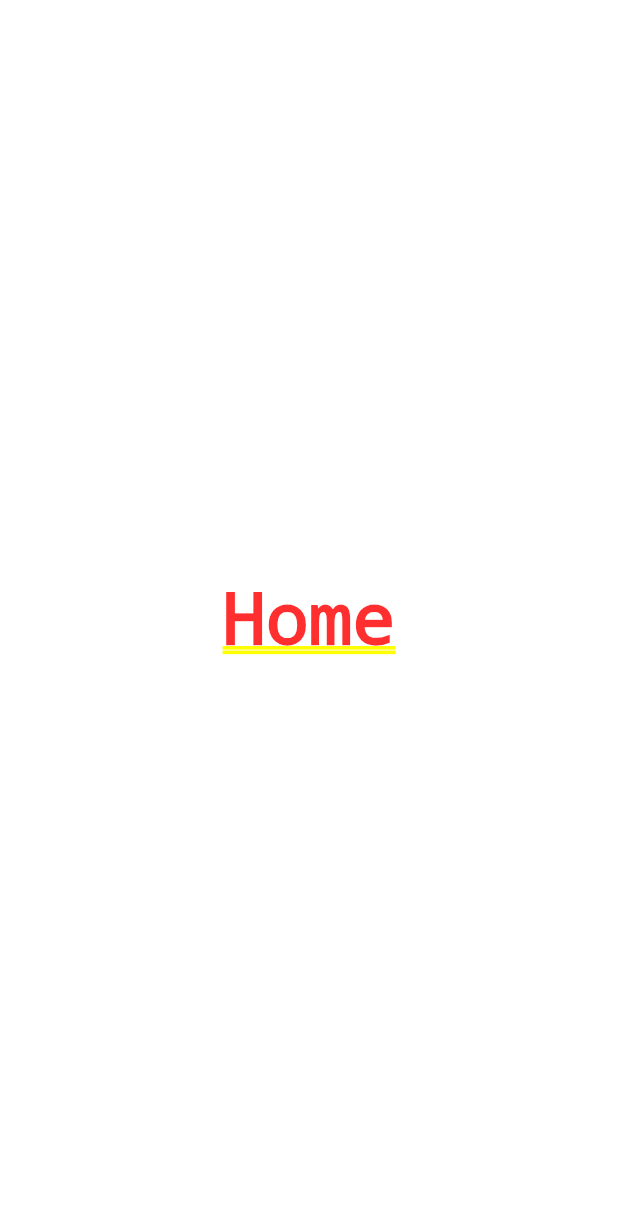
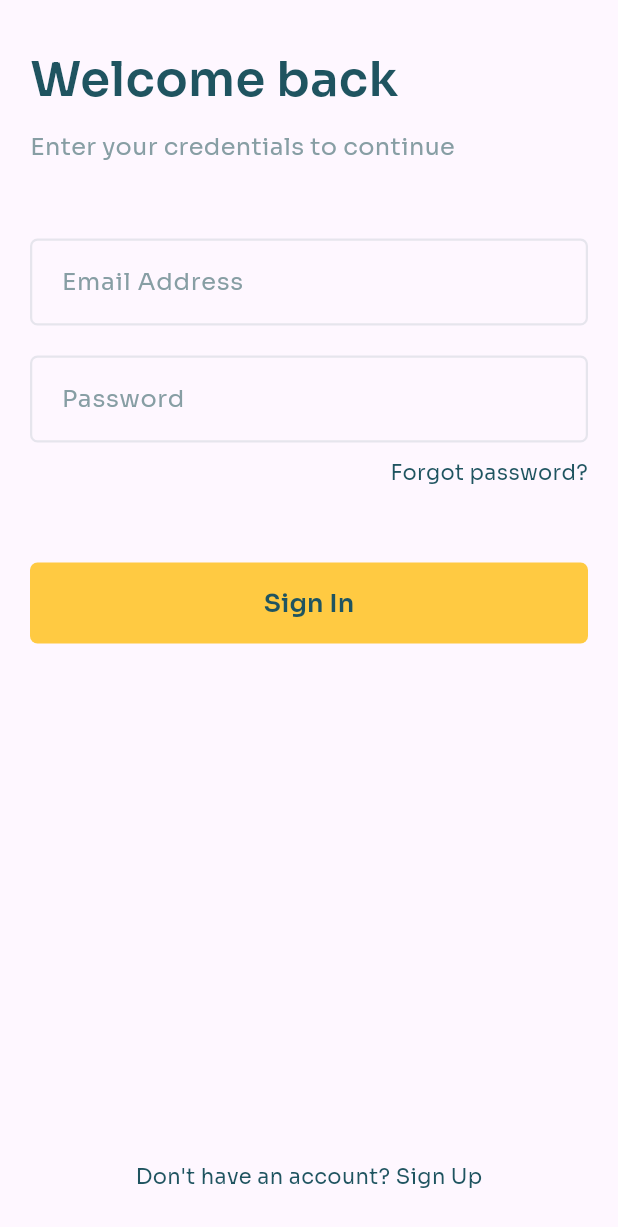
Before and after one commit to mahdi-mk/bazar-flutter, a Flutter app: the screen it shows after launch, on a phone screen of 412 x 824 dp. Shown: the top 1227 px of the screen. Run offline on Flutter 3.47's test engine with Material 3 defaults, Android fonts, the phone set to English and light mode, and no system bars; our stand-ins replace flutter_riverpod, go_router, google_fonts.

Commit message:
Add login screen with reusable widgets

```diff
--- /dev/null
+++ b/lib/src/features/auth/presentation/loging_screen.dart
@@ -0,0 +1,92 @@
+import 'package:flutter/material.dart';
+import 'package:flutter_app/src/theme/settings/colors.dart';
+import 'package:flutter_app/src/theme/settings/text.dart';
+import 'package:flutter_app/src/theme/widgets/buttons/primary_button.dart';
+import 'package:flutter_app/src/theme/widgets/buttons/primary_text_button.dart';
+import 'package:flutter_app/src/theme/widgets/form/primary_text_input.dart';
+import 'package:google_fonts/google_fonts.dart';
+
+class LoginScreen extends StatelessWidget {
+  const LoginScreen({super.key});
+
+  @override
+  Widget build(BuildContext context) {
+    return Scaffold(
+      appBar: null,
+      body: SafeArea(
+        child: Padding(
+          padding: const EdgeInsets.symmetric(
+            vertical: 30,
+            horizontal: 20,
+          ),
+          child: Column(
+            crossAxisAlignment: CrossAxisAlignment.start,
+            children: [
+              Text(
+                "Welcome back",
+                style: TextStyles.heading,
+              ),
+              const SizedBox(
+                height: 10,
+              ),
+              Text(
+                "Enter your credentials to continue",
+                style: TextStyles.subheading,
+              ),
+              const SizedBox(
+                height: 50,
+              ),
+              const PrimaryTextInput(
+                label: "Email Address",
+                keyboardType: TextInputType.emailAddress,
+              ),
+              const SizedBox(
+                height: 20,
+              ),
+              const PrimaryTextInput(
+                label: "Password",
+                keyboardType: TextInputType.visiblePassword,
+                isPassword: true,
+              ),
+              const SizedBox(
+                height: 10,
+              ),
+              Row(
+                mainAxisAlignment: MainAxisAlignment.end,
+                children: [
+                  PrimaryTextButton(text: "Forgot password?", onPressed: () {}),
+                ],
+              ),
+              const SizedBox(
+                height: 50,
+              ),
+              SizedBox(
+                width: double.infinity,
+                child: PrimaryButton(
+                  text: "Sign In",
+                  onPressed: () {},
+                ),
+              ),
+              Expanded(
+                child: Row(
+                  mainAxisAlignment: MainAxisAlignment.center,
+                  crossAxisAlignment: CrossAxisAlignment.end,
+                  children: [
+                    Text(
+                      "Don't have an account? ",
+                      style: TextStyles.body,
+                    ),
+                    PrimaryTextButton(
+                      text: "Sign Up",
+                      onPressed: () {},
+                    ),
+                  ],
+                ),
+              ),
+            ],
+          ),
+        ),
+      ),
+    );
+  }
+}
--- a/lib/src/features/home/views/home_screen.dart
+++ b/lib/src/features/home/views/home_screen.dart
@@ -8,7 +8,7 @@ class HomeScreen extends StatelessWidget {
     return Container(
       color: Colors.white,
       child: const Center(
-        child: Text('Home'),
+        child: Text("Hello"),
       ),
     );
   }
--- a/lib/src/router/router.dart
+++ b/lib/src/router/router.dart
@@ -1,12 +1,14 @@
+import 'package:flutter_app/src/features/auth/presentation/loging_screen.dart';
 import 'package:flutter_app/src/features/home/views/home_screen.dart';
 import 'package:go_router/go_router.dart';
 
 enum AppRoute {
   home,
+  login,
 }
 
 final router = GoRouter(
-  initialLocation: '/',
+  initialLocation: '/auth/login',
   debugLogDiagnostics: true,
   routes: [
     GoRoute(
@@ -14,5 +16,21 @@ final router = GoRouter(
       name: AppRoute.home.name,
       builder: (context, state) => const HomeScreen(),
     ),
+
+    //-------------------------------------
+    // Auth Routes
+    //-------------------------------------
+
+    GoRoute(
+      path: '/auth',
+      redirect: (context, state) => '/auth/login',
+      routes: [
+        GoRoute(
+          path: 'login',
+          name: AppRoute.login.name,
+          builder: (context, state) => const LoginScreen(),
+        )
+      ],
+    ),
   ],
 );
--- /dev/null
+++ b/lib/src/theme/settings/colors.dart
@@ -0,0 +1,26 @@
+import 'package:flutter/material.dart';
+import 'package:flutter_app/src/utils/hex_color.dart';
+
+class ThemeColors {
+  //----------------------------------------------------------------------------
+  // Brand Colors
+  //----------------------------------------------------------------------------
+
+  static final Color primary = HexColor.fromHex('#FFCA42');
+
+  static final Color secondary = HexColor.fromHex('#D5E7D4');
+
+  //----------------------------------------------------------------------------
+  // Utility Colors
+  //----------------------------------------------------------------------------
+
+  static final Color primaryText = HexColor.fromHex('#1F5460');
+
+  static final Color secondaryText = HexColor.fromHex('#879EA4');
+
+  //----------------------------------------------------------------------------
+  // Semantic Colors
+  //----------------------------------------------------------------------------
+
+  // ...
+}
--- /dev/null
+++ b/lib/src/theme/settings/text.dart
@@ -0,0 +1,26 @@
+import 'package:flutter/material.dart';
+import 'package:flutter_app/src/theme/settings/colors.dart';
+import 'package:google_fonts/google_fonts.dart';
+
+class TextStyles {
+  /// Used for titles, headings, and other important text elements that need to stand out.
+  static final heading = GoogleFonts.sora(
+    fontSize: 32,
+    fontWeight: FontWeight.w600,
+    color: ThemeColors.primaryText,
+  );
+
+  /// Similar to headings but with a smaller font size, suitable for subtitles or less important headings.
+  static final subheading = GoogleFonts.sora(
+    fontSize: 16,
+    fontWeight: FontWeight.w400,
+    color: ThemeColors.secondaryText,
+  );
+
+  /// Used for general paragraph text and content throughout your app.
+  static final body = GoogleFonts.sora(
+    fontSize: 14,
+    fontWeight: FontWeight.w400,
+    color: ThemeColors.primaryText,
+  );
+}
--- /dev/null
+++ b/lib/src/theme/widgets/buttons/primary_button.dart
@@ -0,0 +1,38 @@
+import 'package:flutter/material.dart';
+import 'package:flutter_app/src/theme/settings/colors.dart';
+import 'package:google_fonts/google_fonts.dart';
+
+class PrimaryButton extends StatelessWidget {
+  final String text;
+  final void Function() onPressed;
+
+  const PrimaryButton({
+    super.key,
+    required this.text,
+    required this.onPressed,
+  });
+
+  @override
+  Widget build(BuildContext context) {
+    return FilledButton(
+      onPressed: onPressed,
+      style: FilledButton.styleFrom(
+        backgroundColor: ThemeColors.primary,
+        padding: const EdgeInsets.symmetric(
+          vertical: 15,
+        ),
+        shape: RoundedRectangleBorder(
+          borderRadius: BorderRadius.circular(5),
+        ),
+      ),
+      child: Text(
+        text,
+        style: GoogleFonts.sora(
+          color: ThemeColors.primaryText,
+          fontWeight: FontWeight.w600,
+          fontSize: 17,
+        ),
+      ),
+    );
+  }
+}
--- /dev/null
+++ b/lib/src/theme/widgets/buttons/primary_text_button.dart
@@ -0,0 +1,27 @@
+import 'package:flutter/material.dart';
+import 'package:flutter_app/src/theme/settings/colors.dart';
+import 'package:google_fonts/google_fonts.dart';
+
+class PrimaryTextButton extends StatelessWidget {
+  final String text;
+  final void Function() onPressed;
+
+  const PrimaryTextButton({
+    super.key,
+    required this.text,
+    required this.onPressed,
+  });
+
+  @override
+  Widget build(BuildContext context) {
+    return GestureDetector(
+      onTap: onPressed,
+      child: Text(
+        text,
+        style: GoogleFonts.sora(
+          color: ThemeColors.primaryText,
+        ),
+      ),
+    );
+  }
+}
--- /dev/null
+++ b/lib/src/theme/widgets/form/primary_text_input.dart
@@ -0,0 +1,53 @@
+import 'package:flutter/material.dart';
+import 'package:flutter_app/src/theme/settings/colors.dart';
+import 'package:google_fonts/google_fonts.dart';
+
+class PrimaryTextInput extends StatelessWidget {
+  final String label;
+  final TextInputType keyboardType;
+  final bool isPassword;
+
+  const PrimaryTextInput({
+    super.key,
+    required this.label,
+    this.keyboardType = TextInputType.text,
+    this.isPassword = false,
+  });
+
+  @override
+  Widget build(BuildContext context) {
+    return TextFormField(
+      keyboardType: keyboardType,
+      obscureText: isPassword,
+      style: GoogleFonts.sora(
+        color: ThemeColors.primaryText,
+      ),
+      decoration: InputDecoration(
+        contentPadding: const EdgeInsets.symmetric(
+          horizontal: 17,
+          vertical: 17,
+        ),
+        label: Text(label),
+        labelStyle: GoogleFonts.sora(
+          color: ThemeColors.secondaryText,
+          fontSize: 16,
+        ),
+        floatingLabelBehavior: FloatingLabelBehavior.never,
+        enabledBorder: OutlineInputBorder(
+          borderRadius: BorderRadius.circular(5),
+          borderSide: BorderSide(
+            color: ThemeColors.secondaryText.withOpacity(0.2),
+            width: 1.5,
+          ),
+        ),
+        focusedBorder: OutlineInputBorder(
+          borderRadius: BorderRadius.circular(5),
+          borderSide: BorderSide(
+            color: ThemeColors.secondaryText.withOpacity(0.5),
+            width: 1.5,
+          ),
+        ),
+      ),
+    );
+  }
+}
--- /dev/null
+++ b/lib/src/utils/hex_color.dart
@@ -0,0 +1,18 @@
+import 'package:flutter/material.dart';
+
+extension HexColor on Color {
+  /// String is in the format "aabbcc" or "ffaabbcc" with an optional leading "#".
+  static Color fromHex(String hexString) {
+    final buffer = StringBuffer();
+    if (hexString.length == 6 || hexString.length == 7) buffer.write('ff');
+    buffer.write(hexString.replaceFirst('#', ''));
+    return Color(int.parse(buffer.toString(), radix: 16));
+  }
+
+  /// Prefixes a hash sign if [leadingHashSign] is set to `true` (default is `true`).
+  String toHex({bool leadingHashSign = true}) => '${leadingHashSign ? '#' : ''}'
+      '${alpha.toRadixString(16).padLeft(2, '0')}'
+      '${red.toRadixString(16).padLeft(2, '0')}'
+      '${green.toRadixString(16).padLeft(2, '0')}'
+      '${blue.toRadixString(16).padLeft(2, '0')}';
+}
```
Also changed, not shown: pubspec.yaml (+6 -5 lines), assets/fonts/Lato-Bold.ttf (deleted), assets/fonts/Lato-Regular.ttf (deleted), assets/fonts/Tajawal/Tajawal-Black.ttf (added), assets/fonts/Tajawal/Tajawal-Bold.ttf (added), assets/fonts/Tajawal/Tajawal-ExtraBold.ttf (added), assets/fonts/Tajawal/Tajawal-ExtraLight.ttf (added), assets/fonts/Tajawal/Tajawal-Light.ttf (added), assets/fonts/Tajawal/Tajawal-Medium.ttf (added), assets/fonts/Tajawal/Tajawal-Regular.ttf (added), pubspec.lock, 1 other file.
